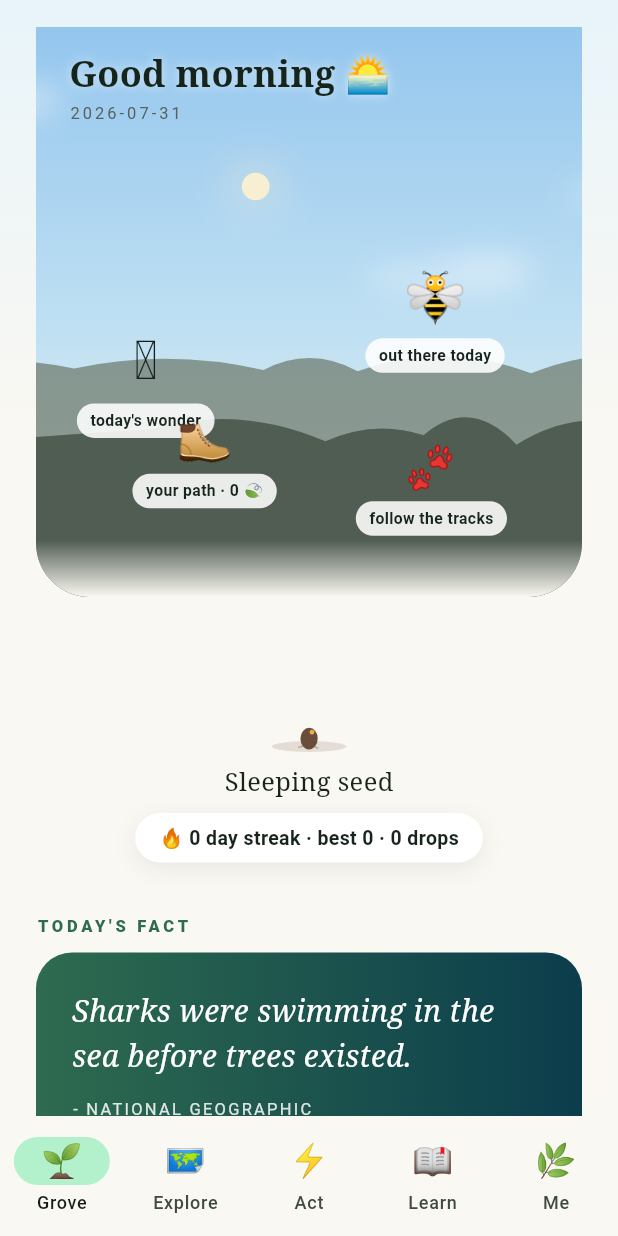
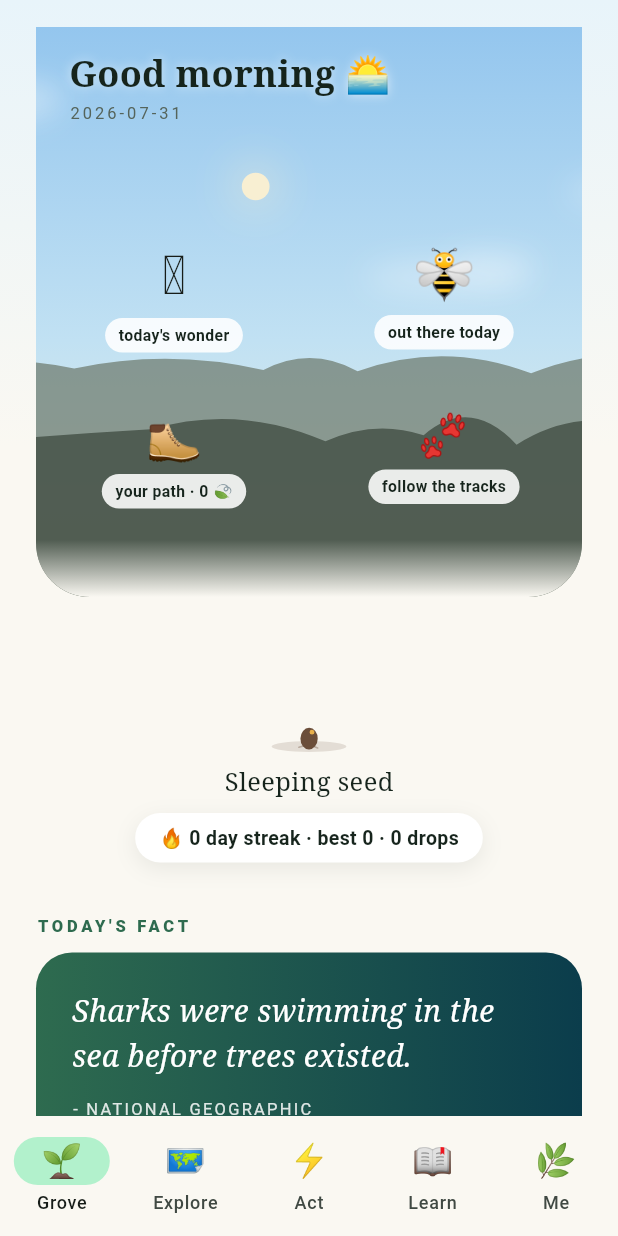
Before and after one commit to Yakir-ash/hopeling, a Flutter app: the screen it shows after launch, after a tap on "I'm ready 🌿", on a phone screen of 412 x 824 dp. Run offline on Flutter 3.47's test engine with Material 3 defaults, Android fonts, the phone set to English and light mode, and no system bars; our stand-ins replace audioplayers, cached_network_image, flutter_cache_manager, flutter_local_notifications, flutter_tts, just_audio and 5 more; missing offline and left inert: flame; accounts and stored records are empty; network calls fail.

Commit message:
Hillside: deterministic placement - overlap is now geometrically impossible
Free-floating Alignment positioning kept colliding as label widths
shifted. Replaced with a fixed grid: two rows (tops 140 and 252,
each thing ~58 tall, 52px vertical clearance), left/right anchored
in fixed 144px boxes 20px from each edge. Left boxes end at x=164,
right boxes start at width-164 - on any phone 340px or wider the
boxes cannot intersect, regardless of what any label says.
Signpost and animal share the hilltops; path and tracks share the
lower slope.

```diff
--- a/app/lib/features/home/hillside_home.dart
+++ b/app/lib/features/home/hillside_home.dart
@@ -117,63 +117,78 @@ class _HillsideHomeState extends State<HillsideHome> {
             ],
           ),
         ),
-        // the animal, out on the hill right now
-        _WorldThing(
-          alignment: const Alignment(0.62, 0.02),
+        // Row A - on the hilltops: signpost left, the animal right
+        Positioned(
+          left: 20,
+          top: 140,
+          width: 144,
+          child: _WorldThing(
+            emoji: '🪧',
+            emojiSize: 36,
+            label: "today's wonder",
+            semantics: "The signpost with today's wonder",
+            onTap: () => _openWonder(context),
+          ),
+        ),
+        Positioned(
+          right: 20,
+          top: 140,
+          width: 144,
+          child: _WorldThing(
             emoji: sp.emoji,
             emojiSize: 34,
             label: dark ? 'awake right now' : 'out there today',
-          dark: dark,
-          semantics: '${sp.name}, ${dark ? "awake" : "out there"} '
-              'right now. Opens the Living Atlas.',
+            semantics: '${sp.name}, '
+                '${dark ? "awake" : "out there"} right now. '
+                'Opens the Living Atlas.',
             onTap: () {
               FieldGuide.meet(sp.id);
               Navigator.of(context)
                   .push(risePush(AtlasPage(species: sp)));
             },
           ),
-        // the signpost with today's wonder pinned to it
-        _WorldThing(
-          alignment: const Alignment(-0.80, 0.30),
-          emoji: '🪧',
-          emojiSize: 36,
-          label: "today's wonder",
-          dark: dark,
-          semantics: "The signpost with today's wonder",
-          onTap: () => _openWonder(context),
         ),
-        // the path up the hill, your leaves on it
+        // Row B - on the lower slope: path left, tracks right
         if (next != null && p != null)
-          _WorldThing(
-            alignment: const Alignment(-0.52, 0.62),
+          Positioned(
+            left: 20,
+            top: 252,
+            width: 144,
+            child: _WorldThing(
               emoji: '🥾',
               emojiSize: 30,
-            label: 'your path · ${walk.pathProgress(p, earned)} 🍃',
-            dark: dark,
+              label:
+                  'your path · ${walk.pathProgress(p, earned)} 🍃',
               semantics:
                   'Your path: next chapter, ${next.title}',
               onTap: () {
                 Navigator.of(context)
                     .push(risePush(
                         ChapterPage(path: p, chapter: next)))
-                  .then((_) => FieldGuide.earnedChapterIds().then((e) {
-                        if (mounted) setState(() => earned = e);
+                    .then((_) =>
+                        FieldGuide.earnedChapterIds().then((e) {
+                          if (mounted) {
+                            setState(() => earned = e);
+                          }
                         }));
               },
             ),
-        // footprints crossing the ground - the week's mystery
-        _WorldThing(
-          alignment: const Alignment(0.62, 0.74),
+          ),
+        Positioned(
+          right: 20,
+          top: 252,
+          width: 144,
+          child: _WorldThing(
             emoji: '🐾',
             emojiSize: 28,
             label: 'follow the tracks',
-          dark: dark,
-          semantics:
-              "This week's mystery: ${m.title}. Follow the tracks.",
+            semantics: "This week's mystery: ${m.title}. "
+                'Follow the tracks.',
             onTap: () {
               Navigator.of(context)
                   .push(risePush(const MysteryScreen()));
             },
+          ),
         ),
       ]),
     );
@@ -198,27 +213,22 @@ class _HillsideHomeState extends State<HillsideHome> {
 /// A thing that lives in the world: an emoji actor with a small
 /// paper label, softly tappable, honestly labeled.
 class _WorldThing extends StatelessWidget {
-  final Alignment alignment;
   final String emoji;
   final double emojiSize;
   final String label;
-  final bool dark;
   final String semantics;
   final VoidCallback onTap;
   const _WorldThing({
-    required this.alignment,
     required this.emoji,
     required this.emojiSize,
     required this.label,
-    required this.dark,
     required this.semantics,
     required this.onTap,
   });
 
   @override
   Widget build(BuildContext context) {
-    return Align(
-      alignment: alignment,
+    return Center(
       child: Semantics(
         button: true,
         label: semantics,
```
Lines whose indentation alone changed are shown as unchanged.
